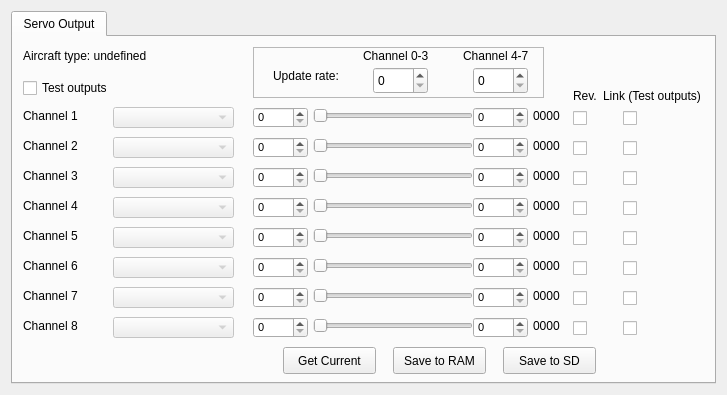
Qt form ground/openpilotgcs/src/plugins/config/output.ui (openpilot/OpenPilot) before a commit.
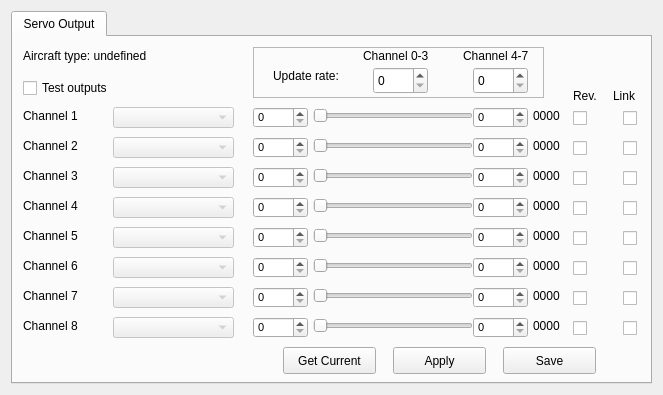
The same form after that commit.

Commit message: OP-371 Update all config dialog buttons to Apply/Save instead of Save to RAM/SD.

Patch:
```diff
--- a/ground/openpilotgcs/src/plugins/config/output.ui
+++ b/ground/openpilotgcs/src/plugins/config/output.ui
@@ -6,7 +6,7 @@
    <rect>
     <x>0</x>
     <y>0</y>
-    <width>727</width>
+    <width>663</width>
     <height>395</height>
    </rect>
   </property>
@@ -849,7 +849,7 @@
 Applies and Saves all settings to SD</string>
        </property>
        <property name="text">
-        <string>Save to SD</string>
+        <string>Save</string>
        </property>
       </widget>
       <widget class="QPushButton" name="getRCOutputCurrent">
@@ -882,7 +882,7 @@
 Be sure to set the Neutral position on all sliders before sending!</string>
        </property>
        <property name="text">
-        <string>Save to RAM</string>
+        <string>Apply</string>
        </property>
       </widget>
       <widget class="QFrame" name="frame">
@@ -1305,14 +1305,14 @@
       <widget class="QLabel" name="label_2">
        <property name="geometry">
         <rect>
-         <x>590</x>
+         <x>600</x>
          <y>50</y>
-         <width>101</width>
+         <width>31</width>
          <height>17</height>
         </rect>
        </property>
        <property name="text">
-        <string>Link (Test outputs)</string>
+        <string>Link</string>
        </property>
       </widget>
       <widget class="QCheckBox" name="ch0Link">
```
The commit also changes 6 other files.
